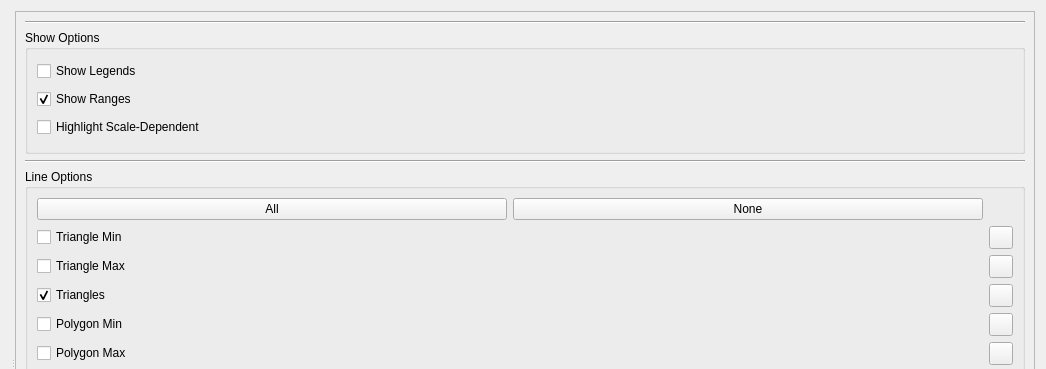
Qt form src/meshmetricswidget.ui (DanielaCabiddu/PEMesh.2) before a commit; both pictures show x 0 to 1046 and y 0 to 369 of the 1046 by 733 pixel window.
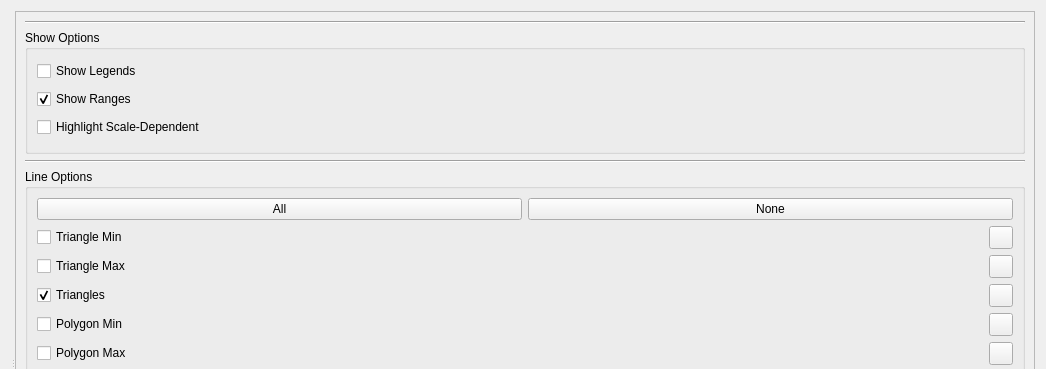
The same form after that commit. Icons and pictures are not drawn.

Patch:
```diff
--- a/src/meshmetricswidget.ui
+++ b/src/meshmetricswidget.ui
@@ -46,24 +46,6 @@
           <string>Line Options</string>
          </property>
          <layout class="QGridLayout" name="gridLayout_2">
-          <item row="0" column="0">
-           <layout class="QHBoxLayout" name="horizontalLayout_3">
-            <item>
-             <widget class="QPushButton" name="all_btn">
-              <property name="text">
-               <string>All</string>
-              </property>
-             </widget>
-            </item>
-            <item>
-             <widget class="QPushButton" name="none_btn">
-              <property name="text">
-               <string>None</string>
-              </property>
-             </widget>
-            </item>
-           </layout>
-          </item>
           <item row="1" column="0">
            <widget class="QCheckBox" name="min_cb">
             <property name="text">
@@ -232,6 +214,24 @@
             </property>
            </widget>
           </item>
+          <item row="0" column="0" colspan="2">
+           <layout class="QHBoxLayout" name="horizontalLayout_3">
+            <item>
+             <widget class="QPushButton" name="all_btn">
+              <property name="text">
+               <string>All</string>
+              </property>
+             </widget>
+            </item>
+            <item>
+             <widget class="QPushButton" name="none_btn">
+              <property name="text">
+               <string>None</string>
+              </property>
+             </widget>
+            </item>
+           </layout>
+          </item>
          </layout>
         </widget>
        </item>
```
